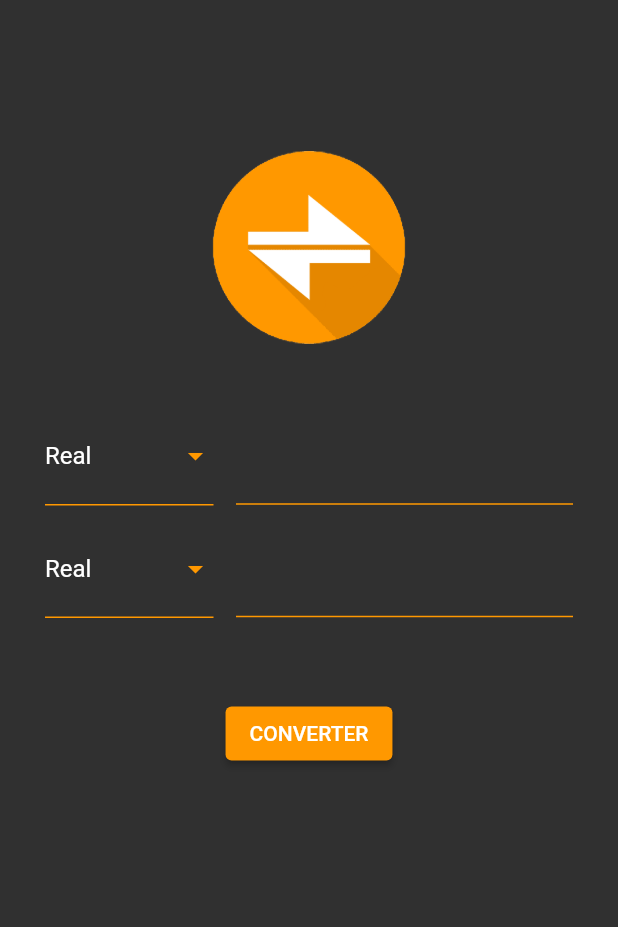
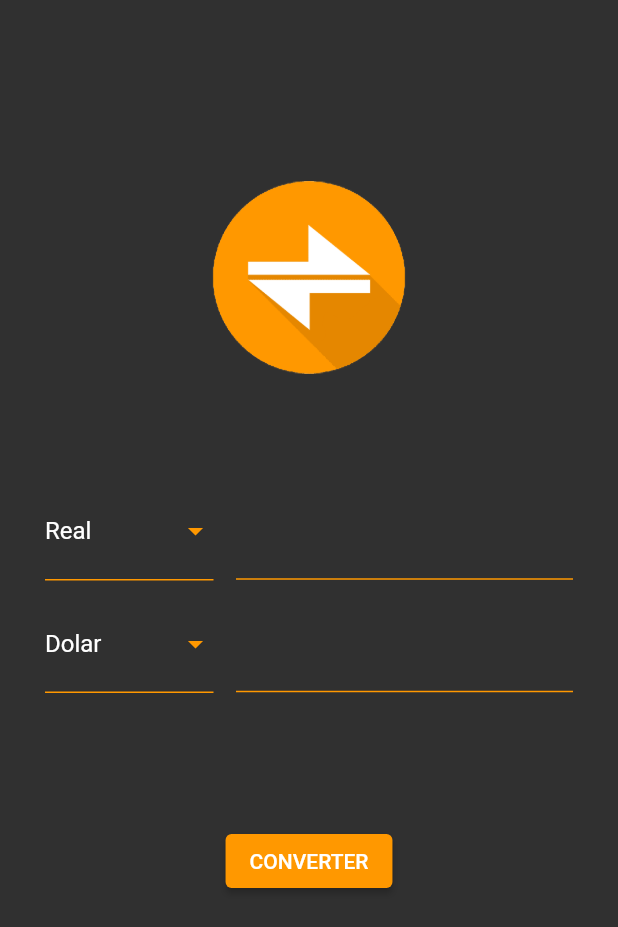
Before and after one commit to Daniel-Veloso/flutter_currency_converter, a Flutter app: the screen it shows after launch, on a phone screen of 412 x 824 dp. Shown: the top 927 px of the screen. Run offline on Flutter 3.47's test engine with Material 2 defaults, Android fonts, the phone set to English and light mode, and no system bars.

```diff
--- a/lib/app/components/currency_box.dart
+++ b/lib/app/components/currency_box.dart
@@ -1,7 +1,14 @@
 import 'package:flutter/material.dart';
+import '../models/currency_model.dart';
 
 class CurrencyBox extends StatelessWidget {
-  const CurrencyBox({super.key});
+
+  final List<CurrencyModel>? items;
+  final CurrencyModel? selectedItem;
+  final TextEditingController? controller;
+  final void Function(CurrencyModel? model)? onChanged;
+
+  const CurrencyBox({Key? key, this.items, this.controller, this.onChanged, required this.selectedItem}) : super(key: key);
 
   @override
   Widget build(BuildContext context) {
@@ -11,24 +18,25 @@ class CurrencyBox extends StatelessWidget {
             flex: 1,
             child: SizedBox(
               height: 65,
-              child: DropdownButton(
+              child: DropdownButton<CurrencyModel>(
                   iconEnabledColor: Colors.orange,
                   isExpanded: true,
+                  value: selectedItem,
                   underline: Container(
                     height: 1,
                     color: Colors.orange,
                   ),
-                  items: [
-                    DropdownMenuItem(
-                      child: Text('Real'),
-                    ),
-                  ],
-                  onChanged: (value) {}),
+                  items: items!
+                      .map((e) => DropdownMenuItem<CurrencyModel>(value: e, child: Text(e.name!)))
+                      .toList(),
+                  onChanged: onChanged
+                ),
             )),
         const SizedBox(width: 15),
         Expanded(
           flex: 2,
           child: TextField(
+            controller: controller,
             onChanged: (value) {},
             decoration: const InputDecoration(
               enabledBorder: UnderlineInputBorder(
--- a/lib/app/views/home_view.dart
+++ b/lib/app/views/home_view.dart
@@ -1,17 +1,33 @@
 import 'package:flutter/material.dart';
 import '../components/currency_box.dart';
+import '../controllers/home_controller.dart';
 
-class HomeView extends StatelessWidget {
-  const HomeView({super.key});
+class HomeView extends StatefulWidget {
+
+  @override
+  State<HomeView> createState() => _HomeViewState();
+}
+
+class _HomeViewState extends State<HomeView> {
+  final TextEditingController toText = TextEditingController();
+  final TextEditingController fromText = TextEditingController();
+  HomeController? homeController;
+
+  @override
+  void initState() {
+    super.initState();
+    homeController = HomeController(toText: toText, fromText: fromText);
+  }
 
   @override
   Widget build(BuildContext context) {
     return Scaffold(
-      body: Padding(
+      body: SingleChildScrollView(
+        child: Padding(
           padding: const EdgeInsets.only(
             left: 30,
             right: 30,
-          top: 50,
+            top: 70,
             bottom: 20
           ),
           child: Column(
@@ -21,18 +37,40 @@ class HomeView extends StatelessWidget {
                 width: 230,
                 height: 230,
               ),
-            const CurrencyBox(),
+              const SizedBox(height: 30),
+              CurrencyBox(
+                selectedItem: homeController!.toCurrency,
+                controller: toText,
+                items: homeController!.currencies,
+                onChanged: (model){
+                  setState(() {
+                    homeController!.toCurrency = model;
+                  });
+                },
+              ),
               const SizedBox(height: 10),
-            const CurrencyBox(),
-            const SizedBox(height: 45),
+              CurrencyBox(
+                selectedItem: homeController!.fromCurrency,
+                controller: fromText,
+                items: homeController!.currencies,
+                onChanged: (model){
+                  setState(() {
+                    homeController!.fromCurrency = model;
+                  });
+                },
+              ),
+              const SizedBox(height: 80),
               ElevatedButton(
                 style: ElevatedButton.styleFrom(backgroundColor: Colors.orange),
-              onPressed: (){},
+                onPressed: (){
+                  homeController!.convert();
+                },
                 child: const Text('CONVERTER'),
               ),
             ],
           ),
         ),
+      ),
     );
   }
 }
```
Lines whose indentation alone changed are shown as unchanged.
